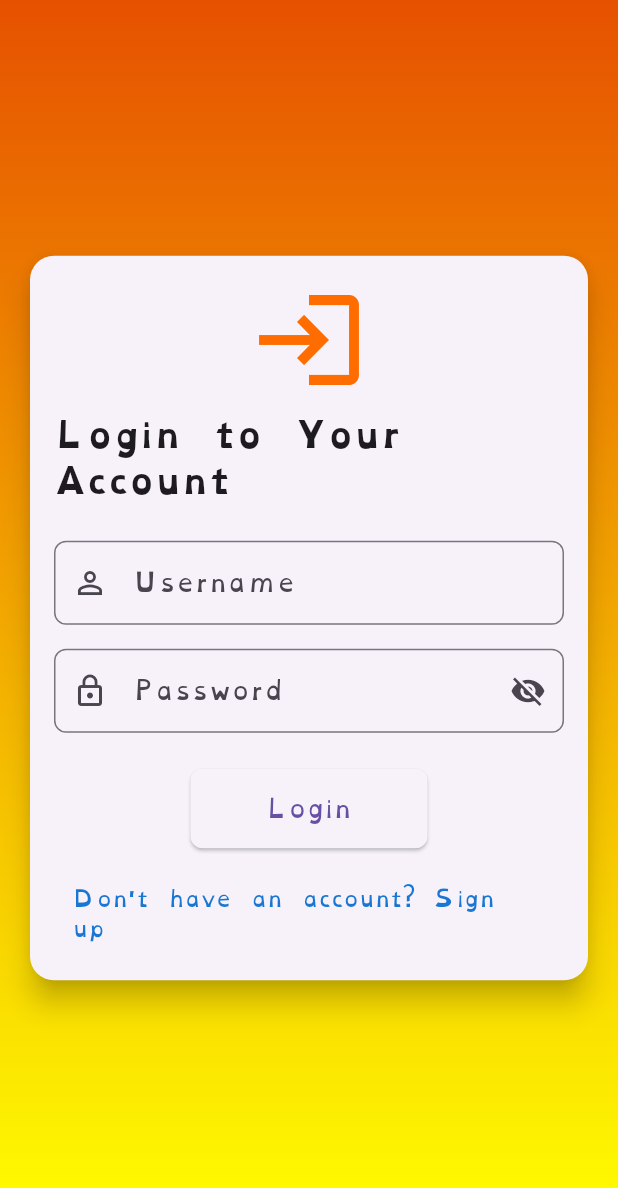
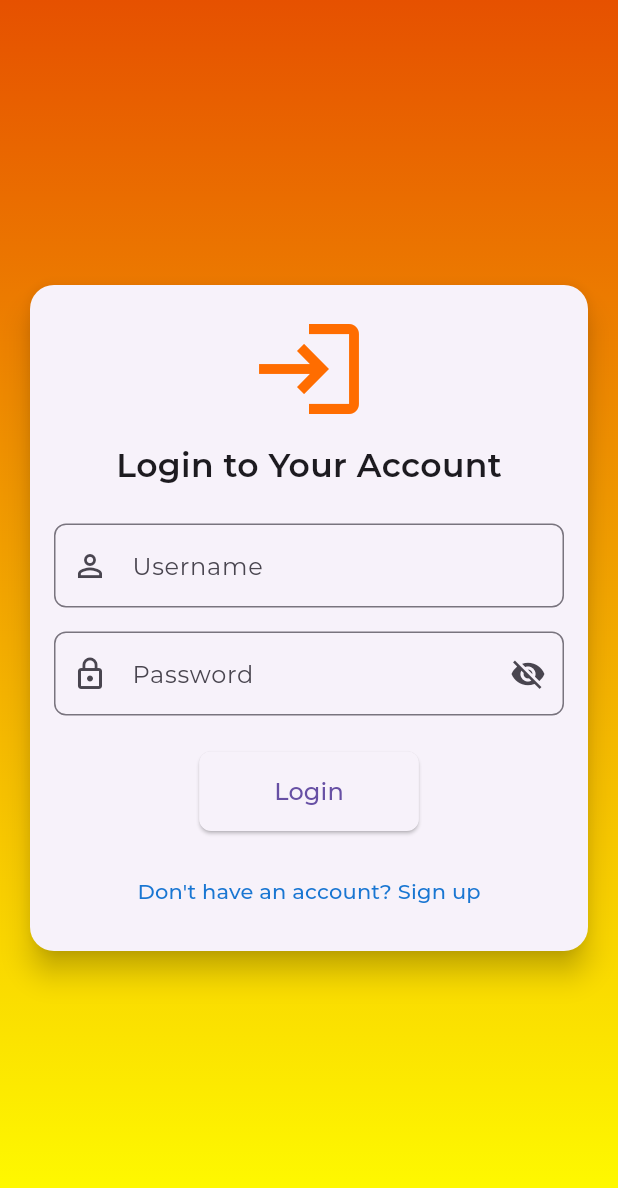
Before and after one commit to nick2601/MemoryMaths, a Flutter app: the screen it shows after launch, on a phone screen of 412 x 824 dp. Shown: the top 1188 px of the screen. Run offline on Flutter 3.47's test engine with Material 3 defaults, Android fonts, the phone set to English and light mode, and no system bars; our stand-ins replace audioplayers, auto_size_text, figma_squircle, flutter_rating_bar, flutter_svg, flutter_switch and 7 more; missing offline and left inert: flutter_email_sender, flutter_share, flutter_vibrate, shared_preferences_web, vsync_provider.

```diff
--- a/lib/src/core/app_theme.dart
+++ b/lib/src/core/app_theme.dart
@@ -23,10 +23,10 @@ class AppTheme {
           Typography.material2021(platform: TargetPlatform.android).copyWith(
         black: Typography.material2021(platform: TargetPlatform.android)
             .black
-            .apply(fontFamily: 'OpenDyslexic'),
+            .apply(fontFamily: 'Montserrat'),
         white: Typography.material2021(platform: TargetPlatform.android)
             .white
-            .apply(fontFamily: 'OpenDyslexic'),
+            .apply(fontFamily: 'Montserrat'),
       ),
       textTheme: base.textTheme
           .copyWith(
@@ -34,7 +34,7 @@ class AppTheme {
               color: Color(0xff757575), // Medium grey color for small body text
             ),
           )
-          .apply(fontFamily: 'OpenDyslexic'),
+          .apply(fontFamily: 'Montserrat'),
       brightness: Brightness.light,
       appBarTheme: const AppBarTheme(
         systemOverlayStyle: SystemUiOverlayStyle.dark, // Dark status bar icons
@@ -64,7 +64,7 @@ class AppTheme {
               color: Color(0xff616161), // Darker grey color for small body text
             ),
           )
-          .apply(fontFamily: 'OpenDyslexic'),
+          .apply(fontFamily: 'Montserrat'),
       brightness: Brightness.dark,
       appBarTheme: const AppBarTheme(
         systemOverlayStyle:
--- a/lib/src/ui/dashboard/dashboard_provider.dart
+++ b/lib/src/ui/dashboard/dashboard_provider.dart
@@ -1,11 +1,9 @@
 import 'dart:convert';
-
 import 'package:mathsgames/src/core/app_assets.dart';
 import 'package:mathsgames/src/data/models/score_board.dart';
 import 'package:mathsgames/src/core/app_constant.dart';
 import 'package:mathsgames/src/ui/app/coin_provider.dart';
 import 'package:shared_preferences/shared_preferences.dart';
-
 import '../../data/models/game_category.dart';
 import '../../utility/Constants.dart';
 
--- a/lib/src/ui/picturePuzzle/picture_puzzle_view.dart
+++ b/lib/src/ui/picturePuzzle/picture_puzzle_view.dart
@@ -55,6 +55,7 @@ class PicturePuzzleView extends StatelessWidget {
     // double _aspectRatio = widthItem / height;
     //
     // double mainHeight = getMainHeight(context);
+
     double remainHeight = getRemainHeight(context: context);
     int _crossAxisCount = 3;
 
@@ -101,7 +102,7 @@ class PicturePuzzleView extends StatelessWidget {
           color: colorTuple.item1.bgColor!,
           primaryColor: colorTuple.item1.primaryColor!,
           subChild: Container(
-            margin: EdgeInsets.only(top: getPercentSize(mainHeight, 40)),
+            margin: EdgeInsets.only(top: getPercentSize(mainHeight, 50)),
             child: Container(
               child: Column(
                 children: <Widget>[
```
Also changed, not shown: lib/src/core/theme/app_theme.dart (deleted, +0 -41 lines).
